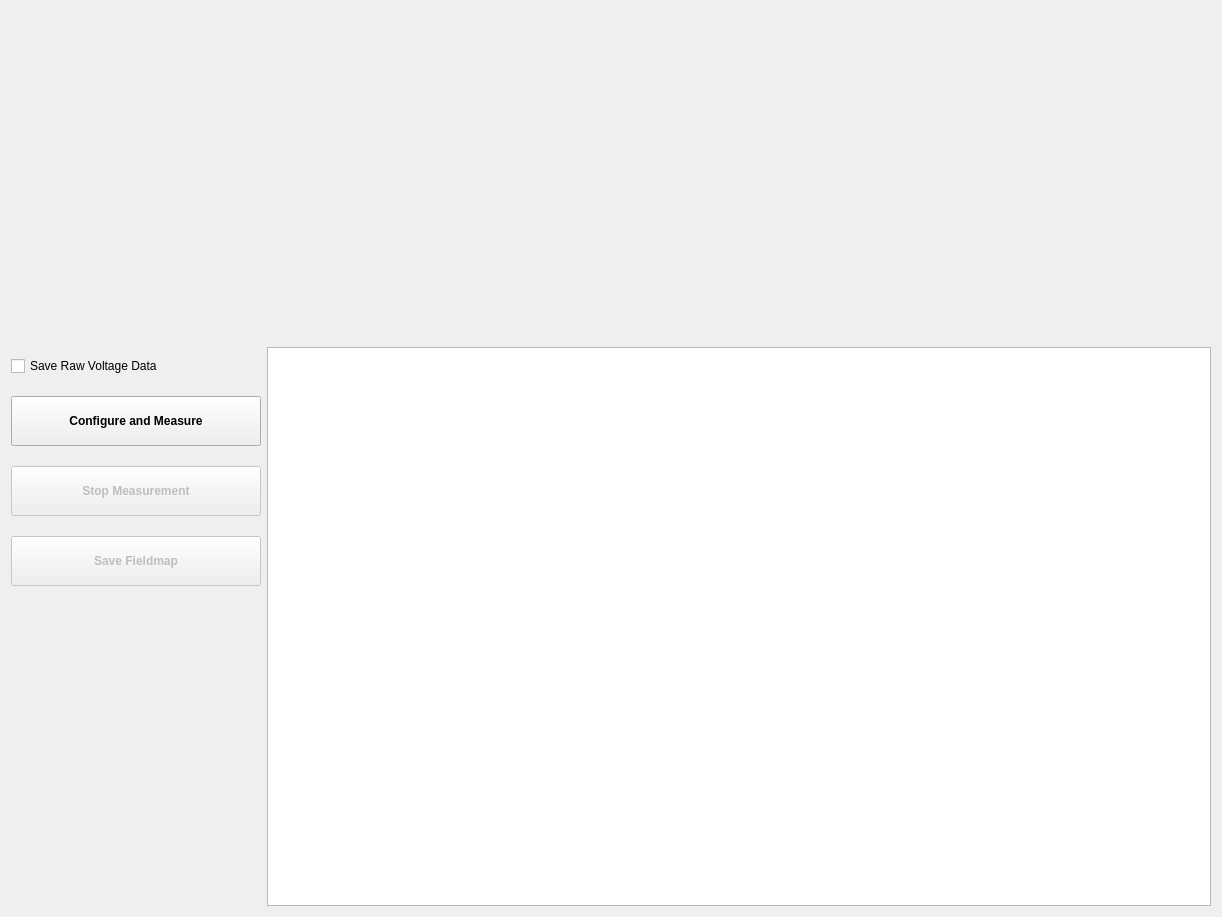
Old version of the form hallbench/gui/ui/measurementwidget.ui in the repository lnls-ima/hall-bench-control.
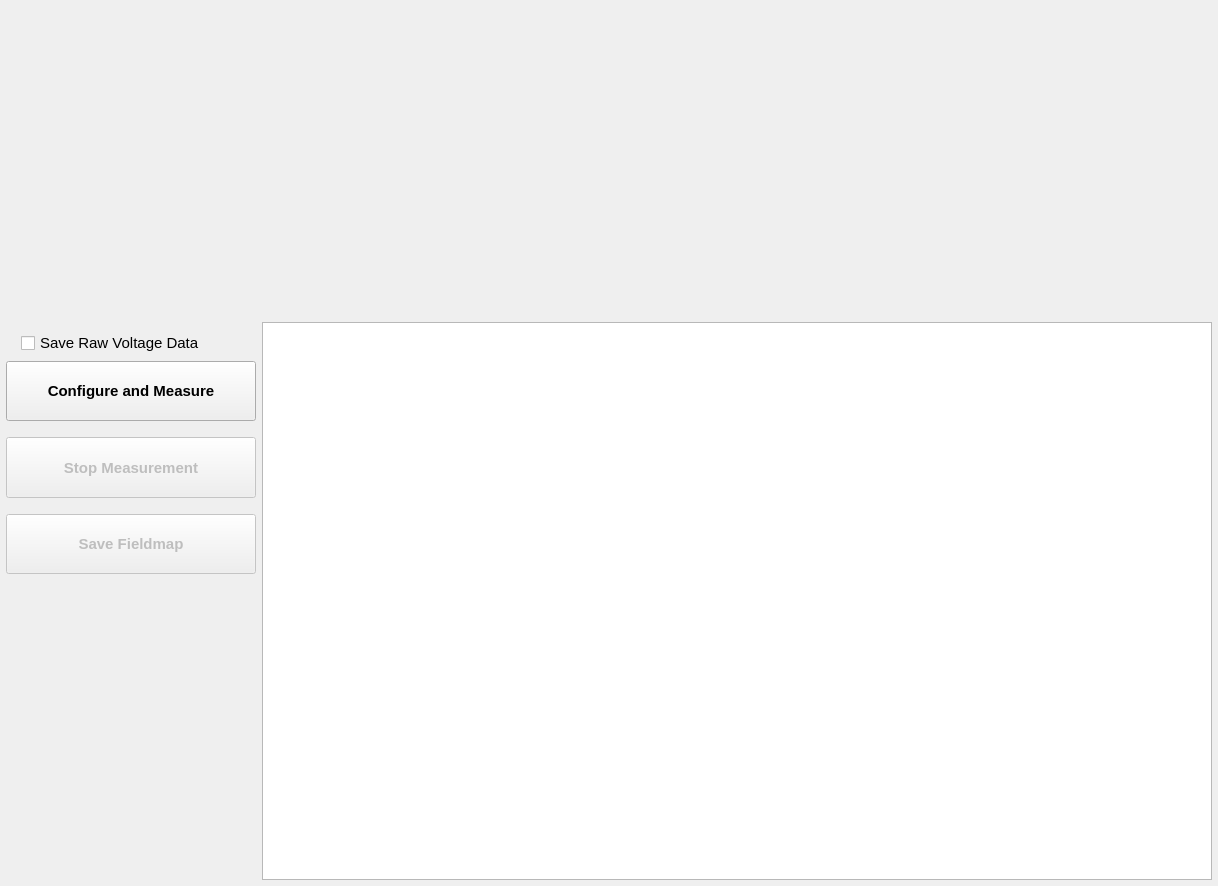
New version of the form. Custom widgets are drawn as their Qt base class.

Diff of the .ui file:
```diff
--- a/hallbench/gui/ui/measurementwidget.ui
+++ b/hallbench/gui/ui/measurementwidget.ui
@@ -7,13 +7,21 @@
     <x>0</x>
     <y>0</y>
     <width>1218</width>
-    <height>881</height>
+    <height>886</height>
    </rect>
   </property>
+  <property name="font">
+   <font>
+    <pointsize>11</pointsize>
+   </font>
+  </property>
   <property name="windowTitle">
    <string>Measurement</string>
   </property>
   <layout class="QGridLayout" name="gridLayout">
+   <property name="margin">
+    <number>6</number>
+   </property>
    <item row="0" column="0" colspan="2">
     <widget class="QWidget" name="configuration_wg" native="true">
      <property name="sizePolicy">
@@ -25,7 +33,7 @@
      <property name="minimumSize">
       <size>
        <width>1200</width>
-       <height>330</height>
+       <height>310</height>
       </size>
      </property>
     </widget>
@@ -33,17 +41,37 @@
    <item row="1" column="0">
     <layout class="QVBoxLayout" name="verticalLayout">
      <property name="spacing">
-      <number>20</number>
+      <number>6</number>
      </property>
      <property name="topMargin">
       <number>9</number>
      </property>
      <item>
-      <widget class="QCheckBox" name="save_raw_data_chb">
-       <property name="text">
-        <string>Save Raw Voltage Data</string>
-       </property>
-      </widget>
+      <layout class="QHBoxLayout" name="horizontalLayout">
+       <item>
+        <spacer name="horizontalSpacer">
+         <property name="orientation">
+          <enum>Qt::Horizontal</enum>
+         </property>
+         <property name="sizeType">
+          <enum>QSizePolicy::Fixed</enum>
+         </property>
+         <property name="sizeHint" stdset="0">
+          <size>
+           <width>15</width>
+           <height>20</height>
+          </size>
+         </property>
+        </spacer>
+       </item>
+       <item>
+        <widget class="QCheckBox" name="save_raw_data_chb">
+         <property name="text">
+          <string>Save Raw Voltage Data</string>
+         </property>
+        </widget>
+       </item>
+      </layout>
      </item>
      <item>
       <widget class="QPushButton" name="measure_btn">
@@ -70,6 +98,22 @@
        </property>
       </widget>
      </item>
+     <item>
+      <spacer name="verticalSpacer">
+       <property name="orientation">
+        <enum>Qt::Vertical</enum>
+       </property>
+       <property name="sizeType">
+        <enum>QSizePolicy::Fixed</enum>
+       </property>
+       <property name="sizeHint" stdset="0">
+        <size>
+         <width>20</width>
+         <height>10</height>
+        </size>
+       </property>
+      </spacer>
+     </item>
      <item>
       <widget class="QPushButton" name="stop_btn">
        <property name="enabled">
@@ -98,6 +142,22 @@
        </property>
       </widget>
      </item>
+     <item>
+      <spacer name="verticalSpacer_2">
+       <property name="orientation">
+        <enum>Qt::Vertical</enum>
+       </property>
+       <property name="sizeType">
+        <enum>QSizePolicy::Fixed</enum>
+       </property>
+       <property name="sizeHint" stdset="0">
+        <size>
+         <width>20</width>
+         <height>10</height>
+        </size>
+       </property>
+      </spacer>
+     </item>
      <item>
       <widget class="QPushButton" name="savefieldmap_btn">
        <property name="enabled">
```
